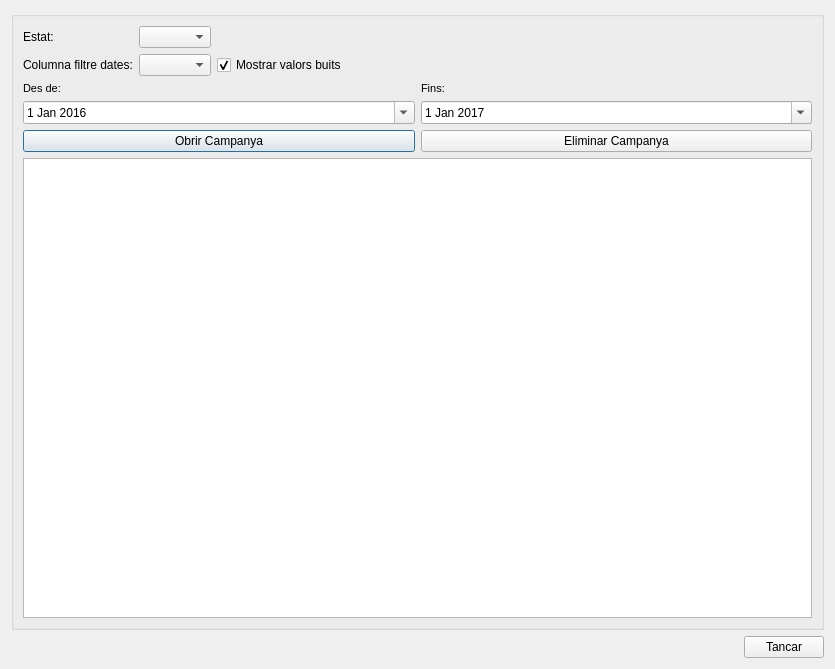
Giswater/giswater_qgis_plugin, file core/ui/toolbars/cm/campaign_management.ui: the form before one commit.
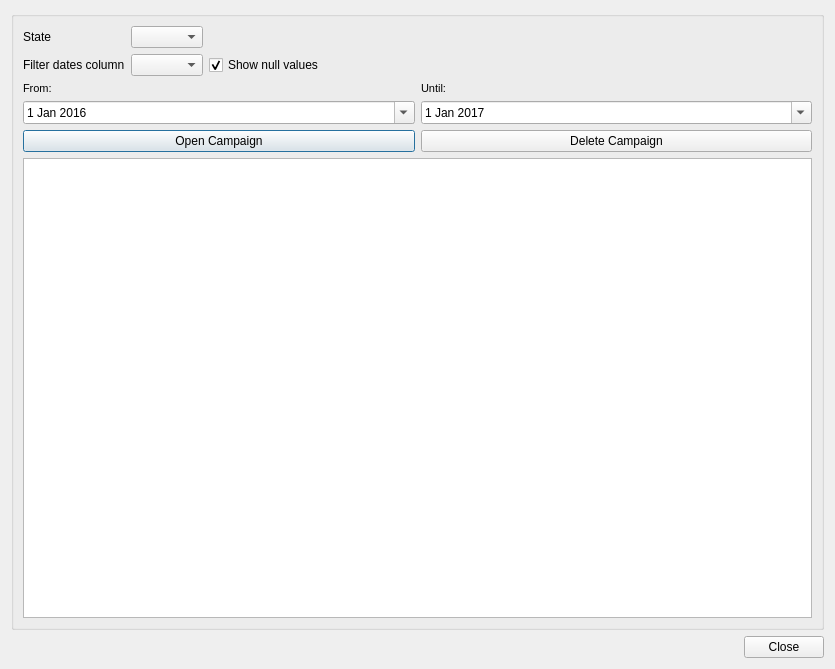
The form after the commit.

```diff
--- a/core/ui/toolbars/cm/campaign_management.ui
+++ b/core/ui/toolbars/cm/campaign_management.ui
@@ -41,7 +41,7 @@
         <item row="3" column="3">
          <widget class="QCheckBox" name="campaign_chk_show_nulls">
           <property name="text">
-           <string>Mostrar valors buits</string>
+           <string>Show null values</string>
           </property>
           <property name="checked">
            <bool>true</bool>
@@ -54,14 +54,14 @@
         <item row="1" column="0">
          <widget class="QLabel" name="lbl_state">
           <property name="text">
-           <string>Estat:</string>
+           <string>State</string>
           </property>
          </widget>
         </item>
         <item row="3" column="0">
          <widget class="QLabel" name="lbl_column_filter_dates">
           <property name="text">
-           <string>Columna filtre dates:</string>
+           <string>Filter dates column</string>
           </property>
          </widget>
         </item>
@@ -85,7 +85,7 @@
              <enum>QFrame::Plain</enum>
             </property>
             <property name="text">
-             <string>Des de:</string>
+             <string>From:</string>
             </property>
             <property name="textFormat">
              <enum>Qt::AutoText</enum>
@@ -133,7 +133,7 @@
              <enum>QFrame::Raised</enum>
             </property>
             <property name="text">
-             <string>Fins:</string>
+             <string>Until:</string>
             </property>
             <property name="textFormat">
              <enum>Qt::AutoText</enum>
@@ -169,14 +169,14 @@
         <item>
          <widget class="QPushButton" name="campaign_btn_open">
           <property name="text">
-           <string>Obrir Campanya</string>
+           <string>Open Campaign</string>
           </property>
          </widget>
         </item>
         <item>
          <widget class="QPushButton" name="campaign_btn_delete">
           <property name="text">
-           <string>Eliminar Campanya</string>
+           <string>Delete Campaign</string>
           </property>
          </widget>
         </item>
@@ -213,7 +213,7 @@
      <item row="0" column="1">
       <widget class="QPushButton" name="btn_cancel">
        <property name="text">
-        <string>Tancar</string>
+        <string>Close</string>
        </property>
       </widget>
      </item>
```
